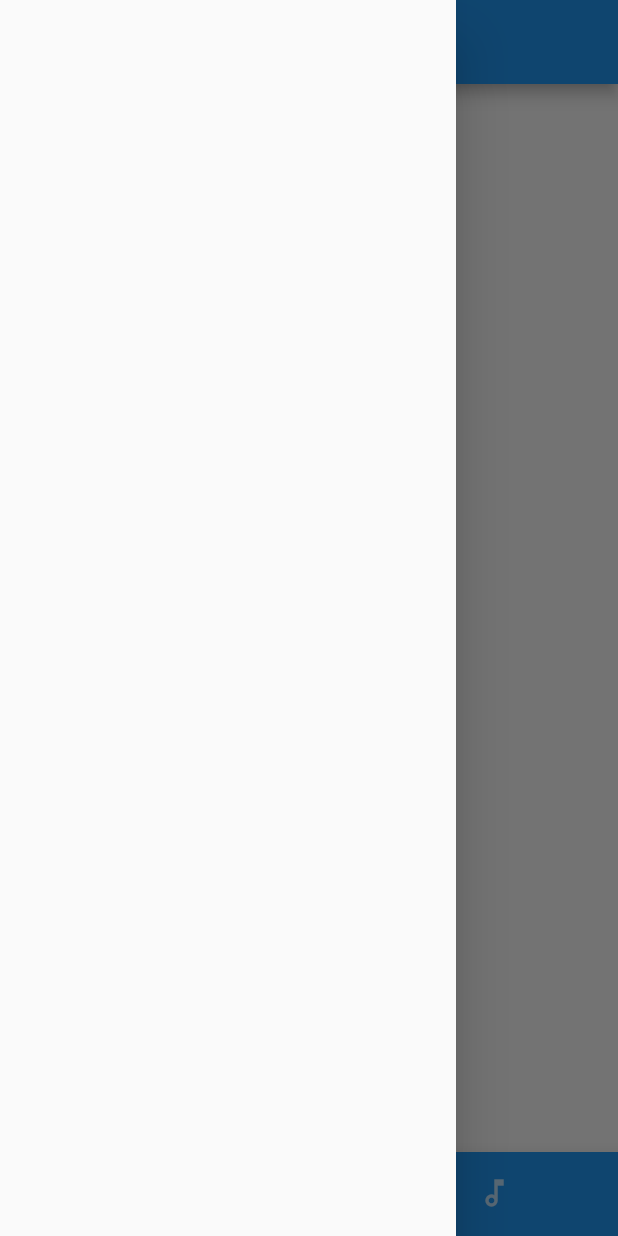
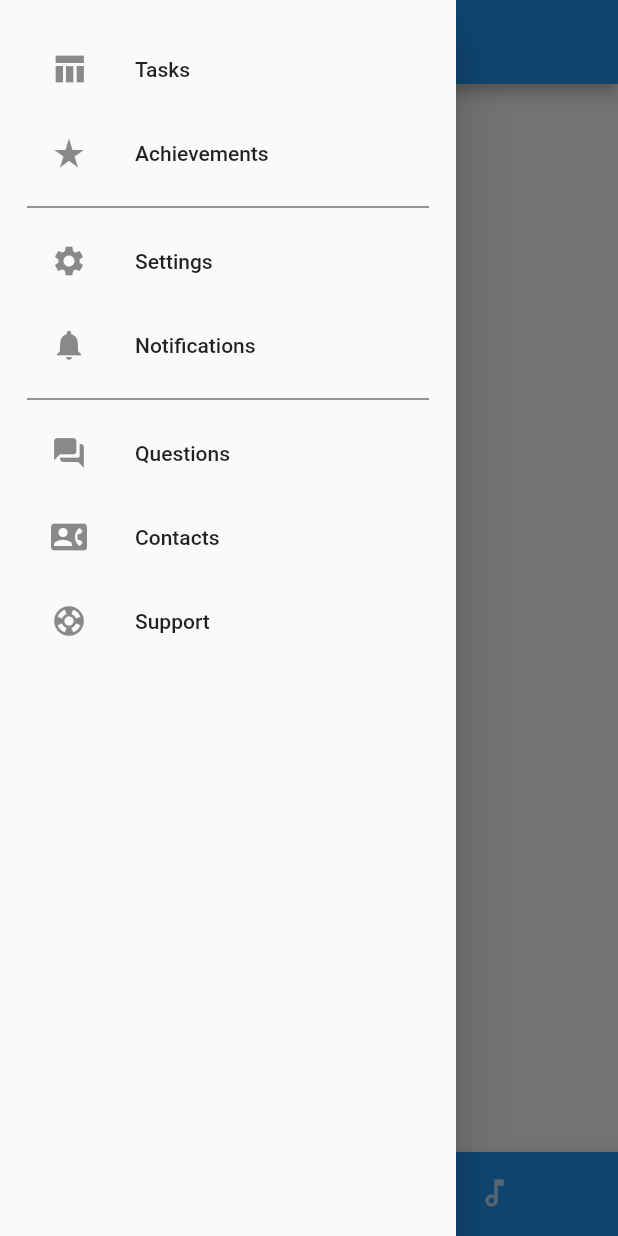
Before and after one commit to InnoSWP/memorizer, a Flutter app: the screen it shows after launch, with the side drawer open, on a phone screen of 412 x 824 dp. Run offline on Flutter 3.47's test engine with Material 2 defaults, Android fonts, the phone set to English and light mode, and no system bars.

Commit message:
+Left Menu

```diff
--- a/lib/main.dart
+++ b/lib/main.dart
@@ -46,6 +46,7 @@
           ],
         ),
         appBar: AppBar(
+          backgroundColor: menuCurrentIndex == 0 ? Colors.blue : Colors.green,
           title:
               Text(menuCurrentIndex == 0 ? "Input Page" : "Audio Player Page"),
           centerTitle: true,
@@ -62,5 +63,74 @@
   const NavigationDrawer({Key? key}) : super(key: key);
 
   @override
-  Widget build(BuildContext context) => Drawer();
+  Widget build(BuildContext context) => Drawer(
+        child: SingleChildScrollView(
+          child: Column(
+            crossAxisAlignment: CrossAxisAlignment.stretch,
+            children: <Widget>[
+              buildHeader(context),
+              buildMenuItems(context),
+            ],
+          ),
+        ),
+      );
+
+  buildHeader(BuildContext context) {
+    return Container(
+      padding: EdgeInsets.only(top: MediaQuery.of(context).padding.top),
+    );
+  }
+
+  buildMenuItems(BuildContext context) {
+    return Container(
+      padding: const EdgeInsets.all(18),
+      child: Column(
+        children: [
+          ListTile(
+            leading: const Icon(Icons.table_chart_sharp),
+            title: const Text('Tasks'),
+            onTap: () {},
+          ),
+          ListTile(
+            leading: const Icon(Icons.star_rate),
+            title: const Text('Achievements'),
+            onTap: () {},
+          ),
+          const Divider(
+            thickness: 1,
+            color: Colors.black54,
+          ),
+          ListTile(
+            leading: const Icon(Icons.settings),
+            title: const Text('Settings'),
+            onTap: () {},
+          ),
+          ListTile(
+            leading: const Icon(Icons.notifications),
+            title: const Text('Notifications'),
+            onTap: () {},
+          ),
+          const Divider(
+            thickness: 1,
+            color: Colors.black54,
+          ),
+          ListTile(
+            leading: const Icon(Icons.question_answer_rounded),
+            title: const Text('Questions'),
+            onTap: () {},
+          ),
+          ListTile(
+            leading: const Icon(Icons.contact_phone),
+            title: const Text('Contacts'),
+            onTap: () {},
+          ),
+          ListTile(
+            leading: const Icon(Icons.support),
+            title: const Text('Support'),
+            onTap: () {},
+          ),
+        ],
+      ),
+    );
+  }
 }
```
